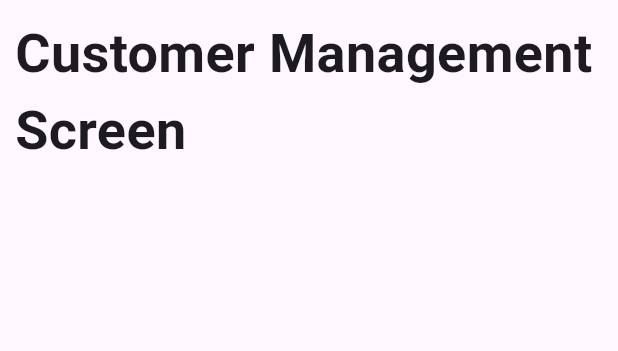
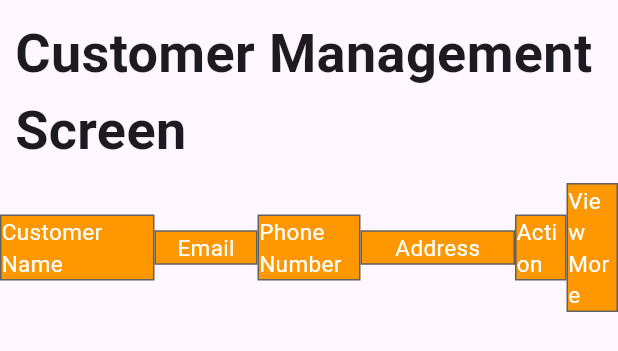
Before and after one commit to varshneydevansh/multi_vendor_demo_admin, a Flutter app: the CustomerManagementScreen widget shown alone on an empty page, opened directly, on a phone screen of 412 x 824 dp. Shown: the top 351 px of the screen. Run offline on Flutter 3.47's test engine with Material 2 defaults, Android fonts, the phone set to English and light mode, and no system bars; our stand-ins replace cloud_firestore, file_picker, firebase_core, firebase_storage, flutter_easyloading; missing offline and left inert: flutter_admin_scaffold; accounts and stored records are empty.

Commit message:
Structured the headers for the management screens

```diff
--- a/lib/views/screens/side_bar_screens/customer_management_screen.dart
+++ b/lib/views/screens/side_bar_screens/customer_management_screen.dart
@@ -3,10 +3,30 @@ import 'package:flutter/material.dart';
 class CustomerManagementScreen extends StatelessWidget {
   static const String routeName = '/customer-management-screen';
 
+  Widget _rowHeader(String header_name, int flex) {
+    return Expanded(
+      flex: flex,
+      child: Container(
+        decoration: BoxDecoration(
+            border: Border.all(color: Colors.grey[700]!),
+            color: Colors.orange[500]),
+        child: Center(
+          child: Text(
+            header_name,
+            style: TextStyle(
+                color: Colors.white, fontWeight: FontWeight.w400, fontSize: 15),
+          ),
+        ),
+      ),
+    );
+  }
+
   @override
   Widget build(BuildContext context) {
     return SingleChildScrollView(
-        child: Container(
+      child: Column(
+        children: [
+          Container(
             alignment: Alignment.topLeft,
             padding: const EdgeInsets.all(10),
             child: const Text(
@@ -17,6 +37,18 @@ class CustomerManagementScreen extends StatelessWidget {
               ),
             ),
           ),
+          Row(
+            children: [
+              _rowHeader('Customer Name', 3),
+              _rowHeader('Email', 2),
+              _rowHeader('Phone Number', 2),
+              _rowHeader('Address', 3),
+              _rowHeader('Action', 1),
+              _rowHeader('View More', 1)
+            ],
+          )
+        ],
+      ),
     );
   }
 }
```
Also changed, not shown: lib/views/screens/side_bar_screens/products_screen.dart (+31 -1 lines), lib/views/screens/side_bar_screens/vendors_screen.dart (+35 -1 lines), lib/views/screens/side_bar_screens/withdrwal_screen.dart (+35 -1 lines). Lines whose indentation alone changed are shown as unchanged.
